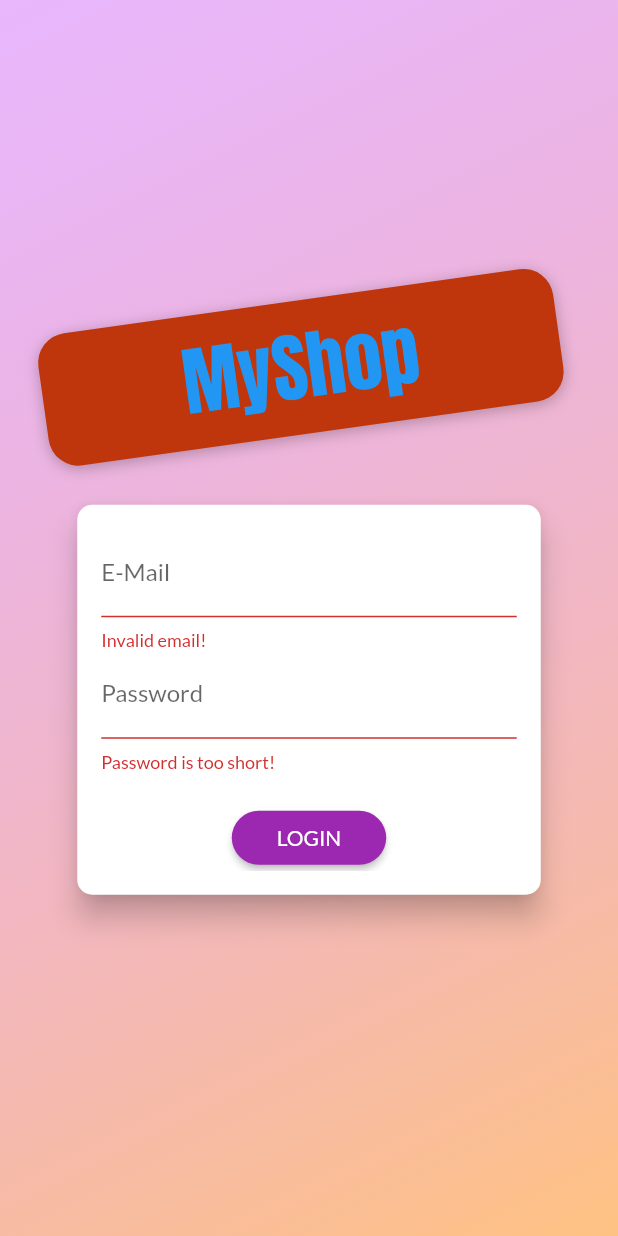
After one commit to Umang2510/ShopApp, a Flutter app: the screen it shows after launch, after a tap on "LOGIN", on a phone screen of 412 x 824 dp. The commit adds this screen. Run offline on Flutter 3.47's test engine with Material 2 defaults, Android fonts, the phone set to English and light mode, and no system bars; network calls fail.

Commit message:
sec-11 265. Adding the Auth Screen

```diff
--- /dev/null
+++ b/lib/Screens/auth_screen.dart
@@ -0,0 +1,241 @@
+import 'dart:math';
+
+import 'package:flutter/material.dart';
+
+enum AuthMode { Signup, Login }
+
+class AuthScreen extends StatelessWidget {
+  static const routeName = '/auth';
+
+  @override
+  Widget build(BuildContext context) {
+    final deviceSize = MediaQuery.of(context).size;
+    // final transformConfig = Matrix4.rotationZ(-8 * pi / 180);
+    // transformConfig.translate(-10.0);
+    return Scaffold(
+      // resizeToAvoidBottomInset: false,
+      body: Stack(
+        children: <Widget>[
+          Container(
+            decoration: BoxDecoration(
+              gradient: LinearGradient(
+                colors: [
+                  const Color.fromRGBO(215, 117, 255, 1).withOpacity(0.5),
+                  const Color.fromRGBO(255, 188, 117, 1).withOpacity(0.9),
+                ],
+                begin: Alignment.topLeft,
+                end: Alignment.bottomRight,
+                stops: [0, 1],
+              ),
+            ),
+          ),
+          SingleChildScrollView(
+            child: Container(
+              height: deviceSize.height,
+              width: deviceSize.width,
+              child: Column(
+                mainAxisAlignment: MainAxisAlignment.center,
+                crossAxisAlignment: CrossAxisAlignment.center,
+                children: <Widget>[
+                  Flexible(
+                    child: Container(
+                      margin: const EdgeInsets.only(bottom: 20.0),
+                      padding: const EdgeInsets.symmetric(
+                          vertical: 8.0, horizontal: 94.0),
+                      transform: Matrix4.rotationZ(-8 * pi / 180)
+                        //here transform returns void bud argumet wants matrix4 object
+                        //so .. operator returns the object which will return by previous method
+                        // so in this case transform returns void but rotationZ returns mateix4 object so we use ..
+                        ..translate(-10.0),
+                      decoration: BoxDecoration(
+                        borderRadius: BorderRadius.circular(20),
+                        color: Colors.deepOrange.shade900,
+                        boxShadow: const [
+                          BoxShadow(
+                            blurRadius: 8,
+                            color: Colors.black26,
+                            offset: Offset(0, 2),
+                          )
+                        ],
+                      ),
+                      child: Text(
+                        'MyShop',
+                        style: TextStyle(
+                          color: Theme.of(context).colorScheme.primary,
+                          fontSize: 50,
+                          fontFamily: 'Anton',
+                          fontWeight: FontWeight.normal,
+                        ),
+                      ),
+                    ),
+                  ),
+                  Flexible(
+                    flex: deviceSize.width > 600 ? 2 : 1,
+                    child: AuthCard(),
+                  ),
+                ],
+              ),
+            ),
+          ),
+        ],
+      ),
+    );
+  }
+}
+
+class AuthCard extends StatefulWidget {
+  const AuthCard({
+    Key key,
+  }) : super(key: key);
+
+  @override
+  _AuthCardState createState() => _AuthCardState();
+}
+
+class _AuthCardState extends State<AuthCard> {
+  final GlobalKey<FormState> _formKey = GlobalKey();
+  AuthMode _authMode = AuthMode.Login;
+  Map<String, String> _authData = {
+    'email': '',
+    'password': '',
+  };
+  var _isLoading = false;
+  final _passwordController = TextEditingController();
+
+  void _submit() {
+    if (!_formKey.currentState.validate()) {
+      // Invalid!
+      return;
+    }
+    _formKey.currentState.save();
+    setState(() {
+      _isLoading = true;
+    });
+    if (_authMode == AuthMode.Login) {
+      // Log user in
+    } else {
+      // Sign user up
+    }
+    setState(() {
+      _isLoading = false;
+    });
+  }
+
+  void _switchAuthMode() {
+    if (_authMode == AuthMode.Login) {
+      setState(() {
+        _authMode = AuthMode.Signup;
+      });
+    } else {
+      setState(() {
+        _authMode = AuthMode.Login;
+      });
+    }
+  }
+
+  @override
+  Widget build(BuildContext context) {
+    final deviceSize = MediaQuery.of(context).size;
+    return Card(
+      shape: RoundedRectangleBorder(
+        borderRadius: BorderRadius.circular(10.0),
+      ),
+      elevation: 8.0,
+      child: Container(
+        height: _authMode == AuthMode.Signup ? 320 : 260,
+        constraints:
+            BoxConstraints(minHeight: _authMode == AuthMode.Signup ? 320 : 260),
+        width: deviceSize.width * 0.75,
+        padding: const EdgeInsets.all(16.0),
+        child: Form(
+          key: _formKey,
+          child: SingleChildScrollView(
+            child: Column(
+              children: <Widget>[
+                TextFormField(
+                  decoration: const InputDecoration(labelText: 'E-Mail'),
+                  keyboardType: TextInputType.emailAddress,
+                  validator: (value) {
+                    if (value.isEmpty || !value.contains('@')) {
+                      return 'Invalid email!';
+                    }
+                    return null;
+                  },
+                  onSaved: (value) {
+                    _authData['email'] = value;
+                  },
+                ),
+                TextFormField(
+                  decoration: const InputDecoration(labelText: 'Password'),
+                  obscureText: true,
+                  controller: _passwordController,
+                  validator: (value) {
+                    if (value.isEmpty || value.length < 5) {
+                      return 'Password is too short!';
+                    }
+                    return null;
+                  },
+                  onSaved: (value) {
+                    _authData['password'] = value;
+                  },
+                ),
+                if (_authMode == AuthMode.Signup)
+                  TextFormField(
+                    enabled: _authMode == AuthMode.Signup,
+                    decoration:
+                        const InputDecoration(labelText: 'Confirm Password'),
+                    obscureText: true,
+                    validator: _authMode == AuthMode.Signup
+                        ? (value) {
+                            if (value != _passwordController.text) {
+                              return 'Passwords do not match!';
+                            }
+                            return null;
+                          }
+                        : null,
+                  ),
+                const SizedBox(
+                  height: 20,
+                ),
+                if (_isLoading)
+                  const CircularProgressIndicator()
+                else
+                  ElevatedButton(
+                    style: ElevatedButton.styleFrom(
+                      shape: RoundedRectangleBorder(
+                        borderRadius: BorderRadius.circular(30),
+                      ),
+                      backgroundColor: Theme.of(context).primaryColor,
+                      padding: const EdgeInsets.symmetric(
+                          horizontal: 30.0, vertical: 8.0),
+                    ),
+                    onPressed: _submit,
+                    child: Text(
+                      _authMode == AuthMode.Login ? 'LOGIN' : 'SIGN UP',
+                      style: TextStyle(
+                        color: Theme.of(context).primaryTextTheme.button.color,
+                      ),
+                    ),
+                  ),
+                TextButton(
+                  onPressed: _switchAuthMode,
+                  style: TextButton.styleFrom(
+                    padding: const EdgeInsets.symmetric(
+                        horizontal: 30.0, vertical: 4),
+                    tapTargetSize: MaterialTapTargetSize.shrinkWrap,
+                  ),
+                  child: Text(
+                    '${_authMode == AuthMode.Login ? 'SIGNUP' : 'LOGIN'} INSTEAD',
+                    style: TextStyle(
+                      color: Theme.of(context).primaryColor,
+                    ),
+                  ),
+                ),
+              ],
+            ),
+          ),
+        ),
+      ),
+    );
+  }
+}
--- a/lib/Screens/products_overview_screen.dart
+++ b/lib/Screens/products_overview_screen.dart
@@ -79,8 +79,8 @@ class _ProductsOverviewScreenState extends State<ProductsOverviewScreen> {
           ),
           Consumer<Cart>(
             builder: (_, cart, ch) => Badge(
+              value: cart.itemCount.toString(),
               child: ch,
-              value: cart.itemCount.toString(),
             ),
             child: IconButton(
               icon: const Icon(
@@ -95,7 +95,7 @@ class _ProductsOverviewScreenState extends State<ProductsOverviewScreen> {
       ),
       drawer: const AppDrawer(),
       body: _isLoading
-          ? Center(
+          ? const Center(
               child: CircularProgressIndicator(),
             )
           : ProductsGrid(_showOnlyFavorites),
--- a/lib/Widgets/badge.dart
+++ b/lib/Widgets/badge.dart
@@ -22,20 +22,20 @@ class Badge extends StatelessWidget {
           right: 8,
           top: 8,
           child: Container(
-            padding: EdgeInsets.all(2.0),
+            padding: const EdgeInsets.all(2.0),
             // color: Theme.of(context).accentColor,
             decoration: BoxDecoration(
               borderRadius: BorderRadius.circular(10.0),
-              color: color != null ? color : Theme.of(context).accentColor,
+              color: color ?? Theme.of(context).colorScheme.secondary,
             ),
-            constraints: BoxConstraints(
+            constraints: const BoxConstraints(
               minWidth: 16,
               minHeight: 16,
             ),
             child: Text(
               value,
               textAlign: TextAlign.center,
-              style: TextStyle(
+              style: const TextStyle(
                 fontSize: 10,
               ),
             ),
--- a/lib/Widgets/product_item.dart
+++ b/lib/Widgets/product_item.dart
@@ -57,7 +57,7 @@ class ProductItem extends StatelessWidget {
                 ),
               ));
             },
-            color: Theme.of(context).accentColor,
+            color: Theme.of(context).colorScheme.primary,
           ),
         ),
         child: GestureDetector(
--- a/lib/main.dart
+++ b/lib/main.dart
@@ -10,6 +10,7 @@ import 'Screens/cart_screen.dart';
 import 'screens/orders_screen.dart';
 import 'screens/user_product.dart';
 import 'Screens/edit_product_screen.dart';
+import 'Screens/auth_screen.dart';
 
 void main() => runApp(MyApp());
 
@@ -42,11 +43,14 @@ class MyApp extends StatelessWidget {
       child: MaterialApp(
         title: 'MyShop',
         theme: ThemeData(
-          primarySwatch: Colors.purple,
-          accentColor: Colors.orange,
+          appBarTheme: const AppBarTheme(color: Colors.purple),
+          primaryColor: Colors.purple,
+          colorScheme: Theme.of(context)
+              .colorScheme
+              .copyWith(secondary: Colors.deepOrange),
           fontFamily: 'Lato',
         ),
-        home: ProductsOverviewScreen(),
+        home: AuthScreen(),
         routes: {
           ProductDetailScreen.routeName: (context) => ProductDetailScreen(),
           CartScreen.routeName: (context) => const CartScreen(),
```
